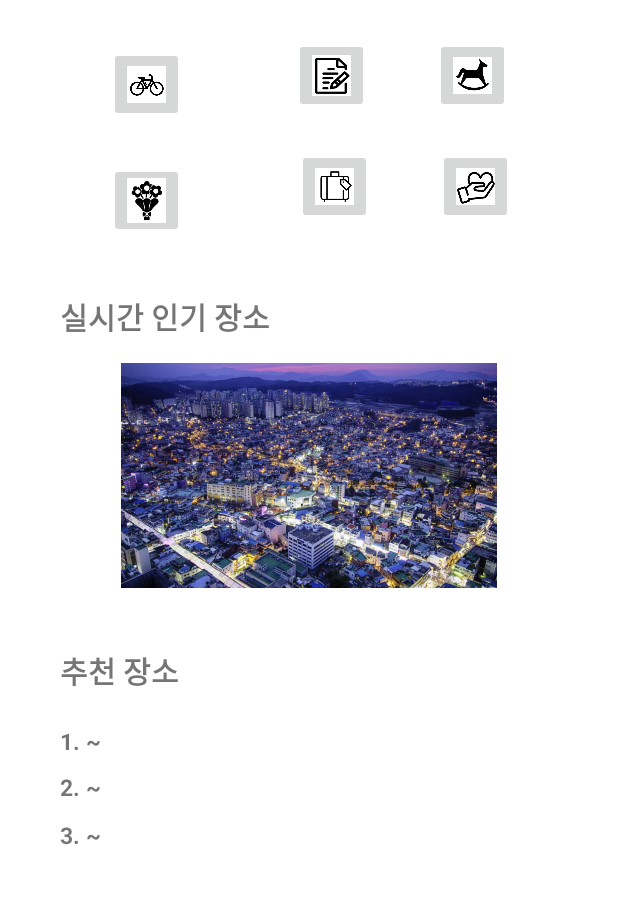
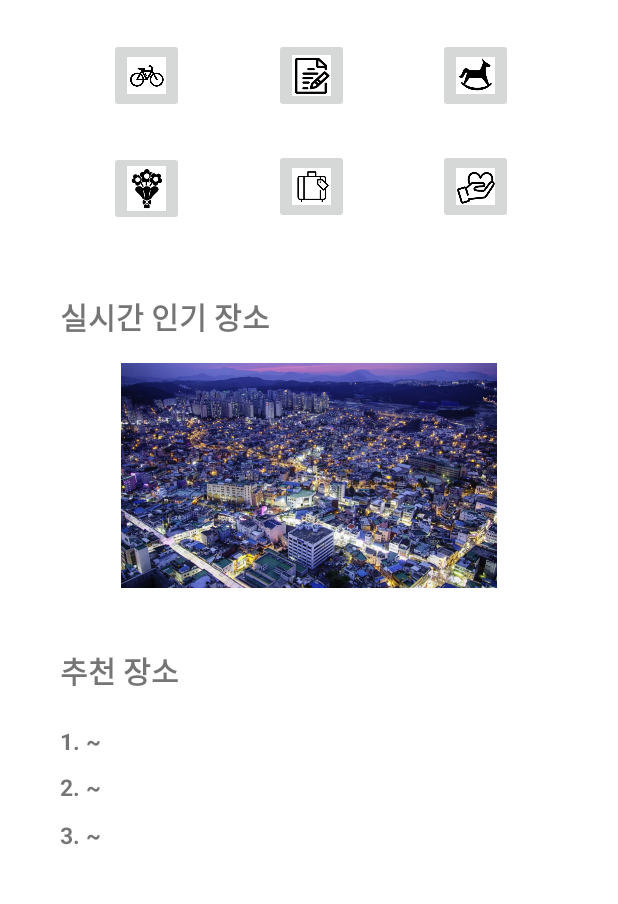
Before and after one commit to stappy2022/mainhome, an Android app: the screen it shows after launch (MainActivity), on a phone screen of 412 x 824 dp, the part 159-1063 px from its top. Run offline under Robolectric (Android 15) with nearby library versions, the phone set to English and light mode, and no system bars.

Commit message:
메인홈화면...

```diff
--- a/app/src/main/res/layout/activity_main.xml
+++ b/app/src/main/res/layout/activity_main.xml
@@ -59,7 +59,7 @@
         android:layout_width="50dp"
         android:layout_height="50dp"
         android:layout_marginTop="75dp"
-        android:layout_marginEnd="72dp"
+        android:layout_marginEnd="70dp"
         android:layout_marginBottom="60dp"
         android:adjustViewBounds="true"
         android:scaleType="fitCenter"
@@ -74,11 +74,13 @@
         android:id="@+id/imageButton9"
         android:layout_width="50dp"
         android:layout_height="50dp"
+        android:layout_marginStart="65dp"
         android:layout_marginTop="24dp"
-        android:layout_marginEnd="44dp"
+        android:layout_marginEnd="65dp"
         android:adjustViewBounds="true"
         android:scaleType="fitCenter"
         app:layout_constraintEnd_toStartOf="@+id/imageButton7"
+        app:layout_constraintStart_toEndOf="@+id/imageButton8"
         app:layout_constraintTop_toBottomOf="@+id/imageButton5"
         app:srcCompat="@drawable/b9"
         tools:ignore="SpeakableTextPresentCheck" />
@@ -87,13 +89,15 @@
         android:id="@+id/imageButton5"
         android:layout_width="50dp"
         android:layout_height="50dp"
+        android:layout_marginStart="65dp"
         android:layout_marginTop="75dp"
-        android:layout_marginEnd="44dp"
+        android:layout_marginEnd="65dp"
         android:layout_marginBottom="10dp"
         android:adjustViewBounds="true"
         android:scaleType="fitCenter"
         app:layout_constraintBottom_toTopOf="@+id/imageButton9"
         app:layout_constraintEnd_toStartOf="@+id/imageButton6"
+        app:layout_constraintStart_toEndOf="@+id/imageButton4"
         app:layout_constraintTop_toTopOf="parent"
         app:layout_constraintVertical_bias="0.333"
         app:srcCompat="@drawable/b5"
@@ -104,13 +108,11 @@
         android:layout_width="50dp"
         android:layout_height="50dp"
         android:layout_marginStart="70dp"
-        android:layout_marginTop="64dp"
-        android:layout_marginBottom="10dp"
+        android:layout_marginTop="75dp"
         android:adjustViewBounds="true"
         android:scaleType="fitCenter"
-        app:layout_constraintBottom_toTopOf="@+id/imageButton8"
         app:layout_constraintEnd_toEndOf="@+id/imageButton6"
-        app:layout_constraintHorizontal_bias="0.012"
+        app:layout_constraintHorizontal_bias="0.013"
         app:layout_constraintStart_toStartOf="parent"
         app:layout_constraintTop_toTopOf="parent"
         app:srcCompat="@drawable/b4"
```
